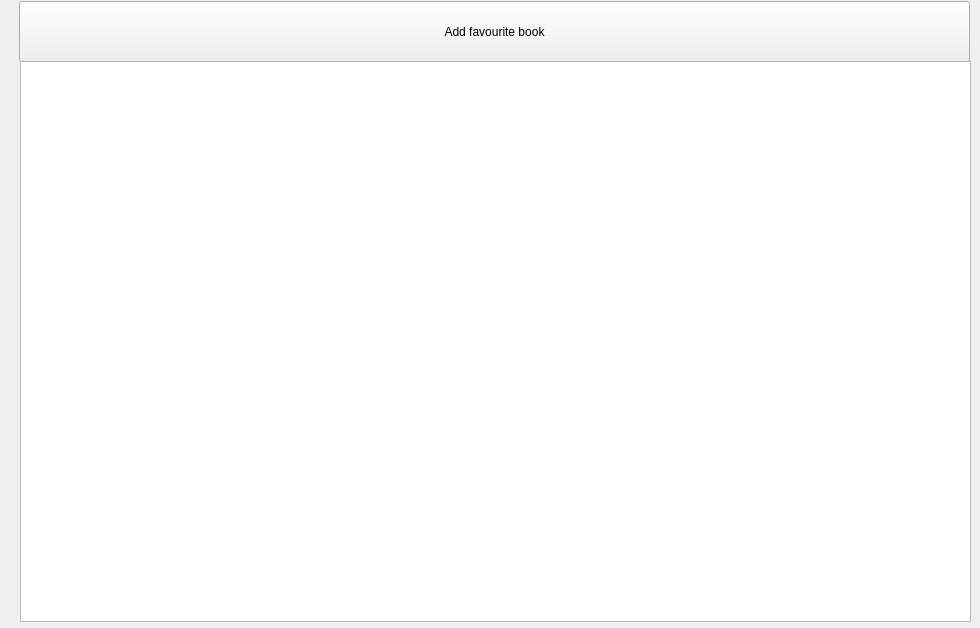
This is favourite.ui in platohaDebil/BooksApp as Qt 5 draws it before an edit. The edited form follows.
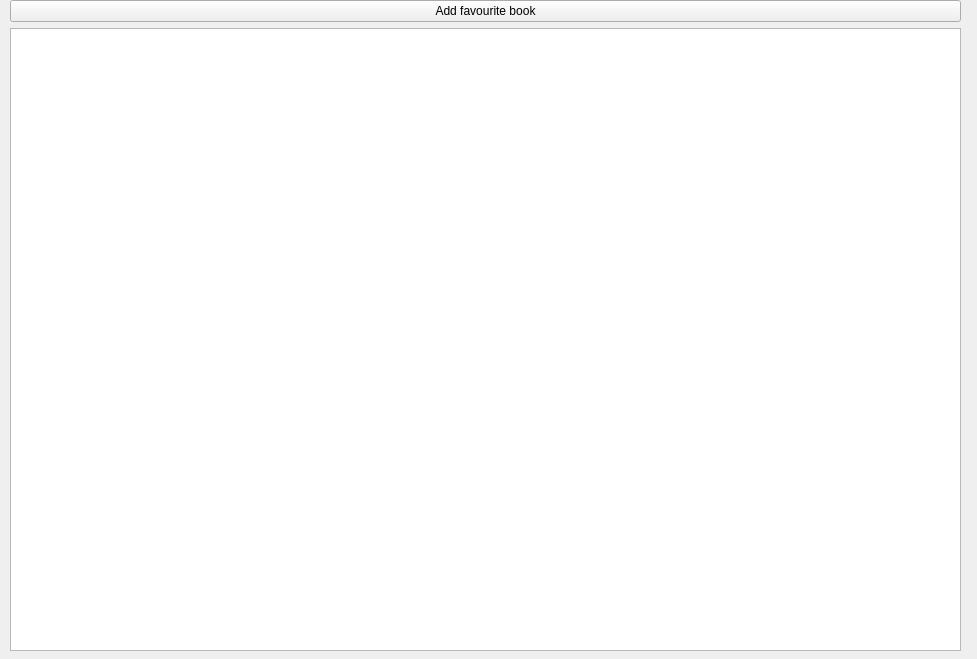
This is the edited form.

Patch:
```diff
--- a/favourite.ui
+++ b/favourite.ui
@@ -6,35 +6,34 @@
    <rect>
     <x>0</x>
     <y>0</y>
-    <width>980</width>
-    <height>628</height>
+    <width>977</width>
+    <height>659</height>
    </rect>
   </property>
   <property name="windowTitle">
    <string>Form</string>
   </property>
-  <widget class="QPushButton" name="pushButton54">
+  <widget class="QWidget" name="verticalLayoutWidget">
    <property name="geometry">
     <rect>
-     <x>19</x>
-     <y>1</y>
+     <x>10</x>
+     <y>0</y>
      <width>951</width>
-     <height>61</height>
+     <height>651</height>
     </rect>
    </property>
-   <property name="text">
-    <string>Add favourite book</string>
-   </property>
-  </widget>
-  <widget class="QTableWidget" name="tableWidget54">
-   <property name="geometry">
-    <rect>
-     <x>20</x>
-     <y>61</y>
-     <width>951</width>
-     <height>561</height>
-    </rect>
-   </property>
+   <layout class="QVBoxLayout" name="verticalLayout">
+    <item>
+     <widget class="QPushButton" name="pushButton54">
+      <property name="text">
+       <string>Add favourite book</string>
+      </property>
+     </widget>
+    </item>
+    <item>
+     <widget class="QTableWidget" name="tableWidget54"/>
+    </item>
+   </layout>
   </widget>
  </widget>
  <resources/>
```
